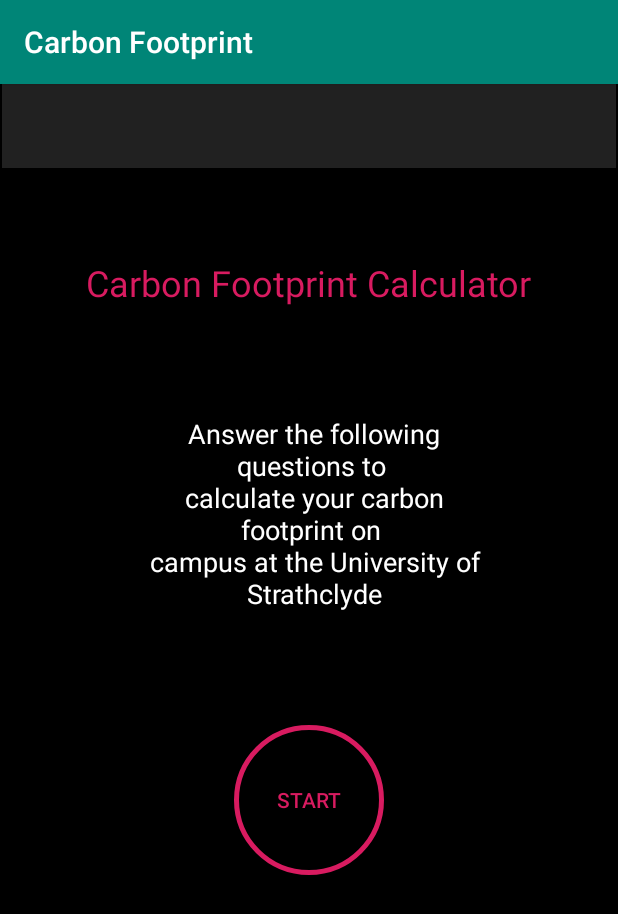
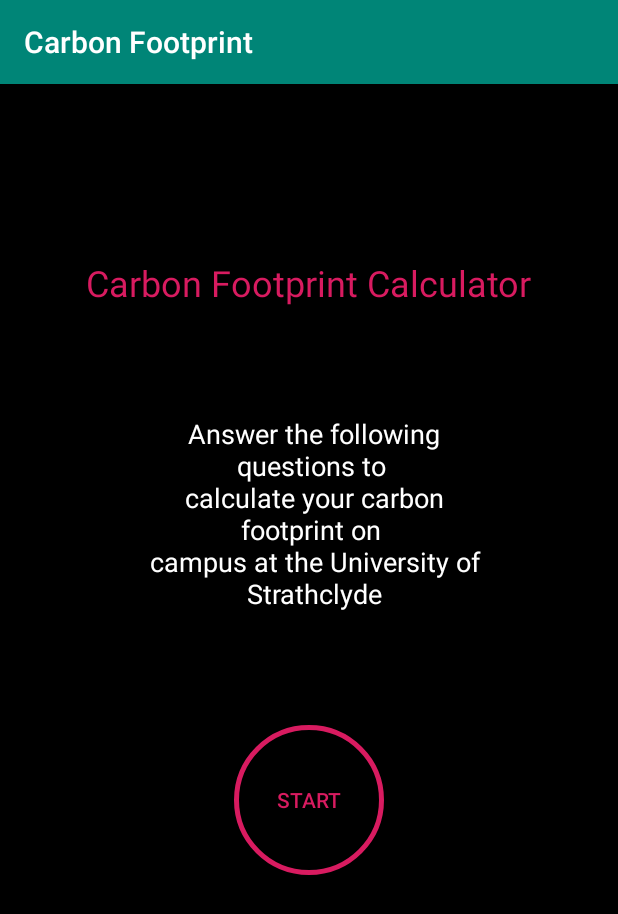
Before and after one commit to ahill993/Carbon-Footprint, an Android app: the screen it shows after launch (MainActivity), on a phone screen of 412 x 824 dp. Shown: the top 914 px of the screen. Run offline under Robolectric (Android 15) with nearby library versions, the phone set to English and light mode, and no system bars.

Commit message:
Update activity_main.xml

```diff
--- a/app/src/main/res/layout/activity_main.xml
+++ b/app/src/main/res/layout/activity_main.xml
@@ -59,14 +59,4 @@
         app:layout_constraintStart_toStartOf="parent"
         app:layout_constraintTop_toBottomOf="@+id/appInfo" />
 
-    <androidx.appcompat.widget.Toolbar
-        android:id="@+id/toolbar"
-        android:layout_width="409dp"
-        android:layout_height="wrap_content"
-        android:background="#212121"
-        android:minHeight="?attr/actionBarSize"
-        android:theme="?attr/actionBarTheme"
-        app:layout_constraintEnd_toEndOf="parent"
-        app:layout_constraintStart_toStartOf="parent"
-        app:layout_constraintTop_toTopOf="parent" />
 </androidx.constraintlayout.widget.ConstraintLayout>
```
